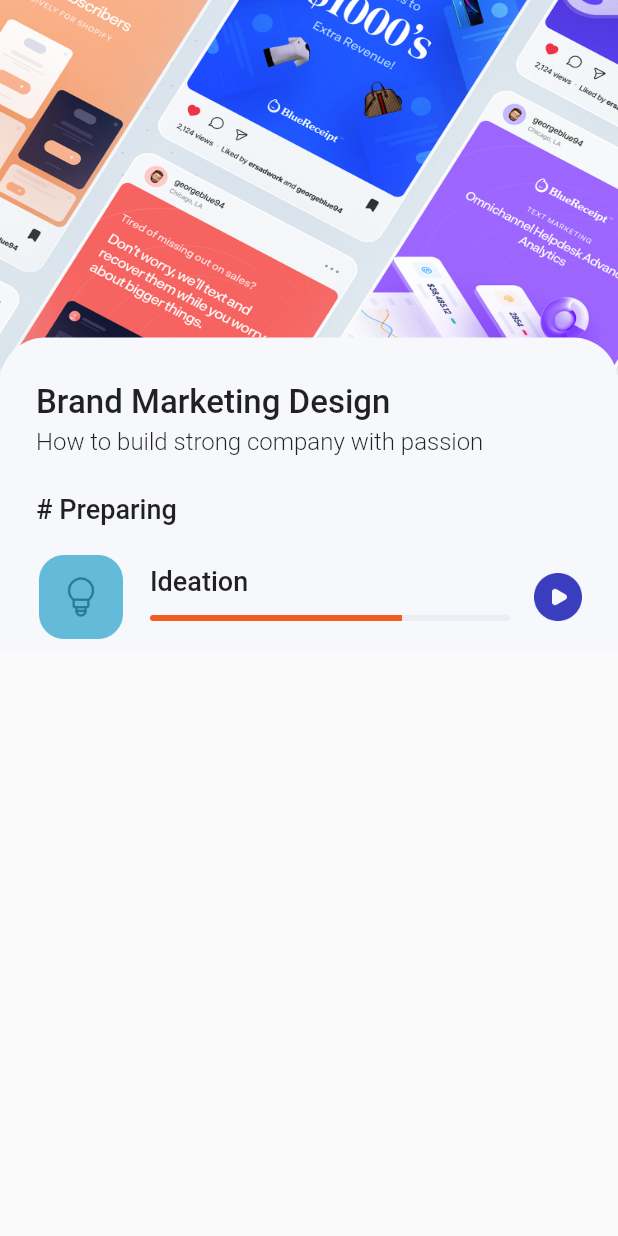
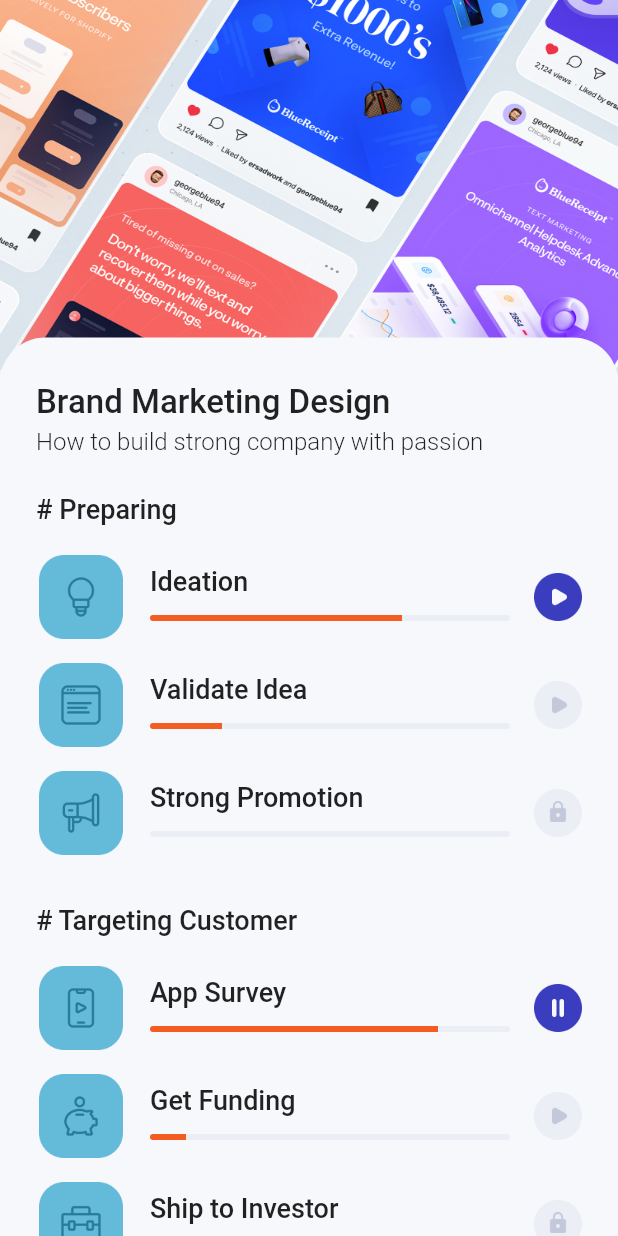
Before and after one commit to Syahro/student_room, a Flutter app: the screen it shows after launch, after a tap on "Get Started", on a phone screen of 412 x 824 dp. Run offline on Flutter 3.47's test engine with Material 2 defaults, Android fonts, the phone set to English and light mode, and no system bars; our stand-ins replace google_fonts; Roboto replaces fonts that are missing (Tajawal).

Commit message:
Modifie home screen and splash and then add assets button pause and Create course tile page

```diff
--- a/student_room/lib/home_page.dart
+++ b/student_room/lib/home_page.dart
@@ -1,5 +1,6 @@
 import 'package:flutter/material.dart';
 import 'package:student_room/theme.dart';
+import 'package:student_room/widget/course_tile.dart';
 
 class HomePage extends StatelessWidget {
   @override
@@ -65,40 +66,117 @@ class HomePage extends StatelessWidget {
                     SizedBox(
                       height: 12,
                     ),
-                    ListTile(
-                        contentPadding: EdgeInsets.zero,
-                        leading: Container(
-                          height: 60,
-                          width: 60,
-                          decoration: BoxDecoration(
-                            image: DecorationImage(
-                              image: AssetImage('assets/images/icon1.png'),
-                            ),
+                    CourseTile(
+                      imageUrl: 'assets/images/icon1.png',
+                      title: 'Ideation',
+                      value: 0.7,
+                      isLocked: false,
+                      isPlay: true,
+                      isPause: false,
+                    ),
+                    CourseTile(
+                      imageUrl: 'assets/images/icon2.png',
+                      title: 'Validate Idea',
+                      value: 0.2,
+                      isLocked: false,
+                      isPlay: false,
+                      isPause: false,
+                    ),
+                    CourseTile(
+                      imageUrl: 'assets/images/icon3.png',
+                      title: 'Strong Promotion',
+                      value: 0.0,
+                      isLocked: true,
+                      isPlay: false,
+                      isPause: false,
+                    ),
+                    SizedBox(
+                      height: 25,
+                    ),
+                    Text(
+                      '# Targeting Customer',
+                      style: titleTextStyle.copyWith(
+                        fontSize: 18,
+                      ),
+                    ),
+                    SizedBox(
+                      height: 12,
+                    ),
+                    CourseTile(
+                      imageUrl: 'assets/images/icon4.png',
+                      title: 'App Survey',
+                      value: 0.8,
+                      isLocked: false,
+                      isPlay: false,
+                      isPause: true,
+                    ),
+                    CourseTile(
+                      imageUrl: 'assets/images/icon5.png',
+                      title: 'Get Funding',
+                      value: 0.1,
+                      isLocked: false,
+                      isPlay: false,
+                      isPause: false,
+                    ),
+                    CourseTile(
+                      imageUrl: 'assets/images/icon6.png',
+                      title: 'Ship to Investor',
+                      value: 0.0,
+                      isLocked: true,
+                      isPlay: false,
+                      isPause: false,
+                    ),
+                    SizedBox(
+                      height: 50,
+                    ),
+                    Container(
+                      height: 50,
+                      width: MediaQuery.of(context).size.width -
+                          (2 * defaultMargin),
+                      child: RaisedButton(
+                        onPressed: () {},
+                        color: blueColorButton,
+                        child: Text(
+                          'Finish and Take Quiz',
+                          style: TextStyle(
+                            fontWeight: FontWeight.w300,
+                            color: whiteColorButton,
+                            fontSize: 22,
                           ),
                         ),
-                        title: Text(
-                          'Ideation',
-                          style: titleTextStyle.copyWith(fontSize: 18),
+                        shape: RoundedRectangleBorder(
+                          borderRadius: BorderRadius.circular(17),
                         ),
-                        subtitle: ClipRRect(
-                          borderRadius: BorderRadius.circular(15),
-                          child: LinearProgressIndicator(
-                            backgroundColor: Color(0XFFECEEF5),
-                            valueColor: AlwaysStoppedAnimation(
-                              Color(0XFFF35D22),
-                            ),
-                            value: 0.7,
+                      ),
+                    ),
+                    SizedBox(
+                      height: 15,
+                    ),
+                    Container(
+                      height: 50,
+                      width: MediaQuery.of(context).size.width -
+                          (2 * defaultMargin),
+                      child: RaisedButton(
+                        onPressed: () {
+                          Navigator.pop(context);
+                        },
+                        color: whiteColorButton,
+                        child: Text(
+                          'Skip to Home',
+                          style: TextStyle(
+                            fontSize: 22,
+                            fontWeight: FontWeight.w300,
+                            color: darkGreyColorButton,
                           ),
                         ),
-                        trailing: Container(
-                          width: 32,
-                          height: 32,
-                          decoration: BoxDecoration(
-                            image: DecorationImage(
-                              image: AssetImage('assets/images/btn_play.png'),
-                            ),
-                          ),
-                        )),
+                        shape: RoundedRectangleBorder(
+                          borderRadius: BorderRadius.circular(17),
+                        ),
+                      ),
+                    ),
+                    SizedBox(
+                      height: 52,
+                    ),
                   ],
                 ),
               ),
--- a/student_room/lib/splash_page.dart
+++ b/student_room/lib/splash_page.dart
@@ -66,7 +66,7 @@ class SplashPage extends StatelessWidget {
                 child: Text(
                   'Get Started',
                   style: TextStyle(
-                    fontSize: 20,
+                    fontSize: 22,
                     fontWeight: FontWeight.w300,
                     color: whiteColorButton,
                   ),
--- /dev/null
+++ b/student_room/lib/widget/course_tile.dart
@@ -0,0 +1,66 @@
+import 'package:flutter/material.dart';
+import 'package:student_room/theme.dart';
+
+class CourseTile extends StatelessWidget {
+  final String imageUrl;
+  final String title;
+  final double value;
+  final bool isLocked;
+  final bool isPlay;
+  final bool isPause;
+
+  CourseTile(
+      {this.imageUrl,
+      this.title,
+      this.value,
+      this.isLocked,
+      this.isPlay,
+      this.isPause});
+
+  @override
+  Widget build(BuildContext context) {
+    return ListTile(
+      contentPadding: EdgeInsets.zero,
+      leading: Container(
+        height: 60,
+        width: 60,
+        decoration: BoxDecoration(
+          image: DecorationImage(
+            image: AssetImage(imageUrl),
+          ),
+        ),
+      ),
+      title: Text(
+        title,
+        style: titleTextStyle.copyWith(fontSize: 18),
+      ),
+      subtitle: ClipRRect(
+        borderRadius: BorderRadius.circular(15),
+        child: LinearProgressIndicator(
+          backgroundColor: Color(0XFFECEEF5),
+          valueColor: AlwaysStoppedAnimation(
+            Color(0XFFF35D22),
+          ),
+          value: value,
+        ),
+      ),
+      trailing: Container(
+        width: 32,
+        height: 32,
+        decoration: BoxDecoration(
+          image: DecorationImage(
+            image: AssetImage(
+              isLocked
+                  ? 'assets/images/btn_lock.png'
+                  : isPlay
+                      ? 'assets/images/btn_play.png'
+                      : isPause
+                          ? 'assets/images/btn_pause.png'
+                          : 'assets/images/btn_play_disable.png',
+            ),
+          ),
+        ),
+      ),
+    );
+  }
+}
```
Also changed, not shown: student_room/assets/images/btn_pause.png (added).
